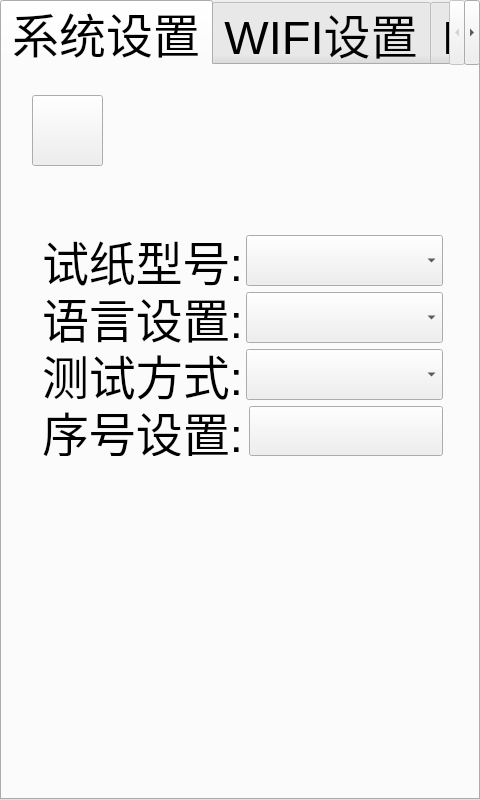
Qt form systemsetup.ui (jack-love/wc100-English) before a commit.
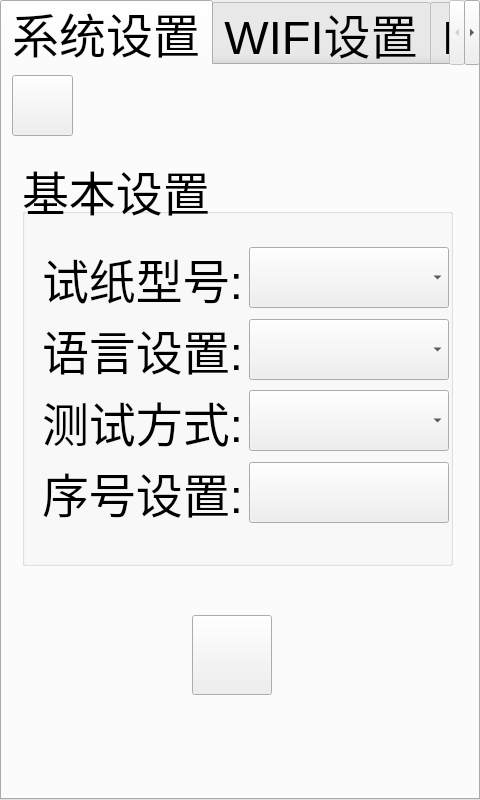
The same form after that commit. Icons and pictures are not drawn.

The edit to the form file:
```diff
--- a/systemsetup.ui
+++ b/systemsetup.ui
@@ -25,43 +25,25 @@
    <attribute name="title">
     <string>系统设置</string>
    </attribute>
-   <widget class="QPushButton" name="btn_Back">
+   <widget class="QGroupBox" name="groupBox">
     <property name="geometry">
      <rect>
-      <x>30</x>
-      <y>30</y>
-      <width>71</width>
-      <height>71</height>
+      <x>20</x>
+      <y>90</y>
+      <width>431</width>
+      <height>411</height>
      </rect>
     </property>
-    <property name="font">
-     <font>
-      <pointsize>35</pointsize>
-      <weight>75</weight>
-      <bold>true</bold>
-     </font>
+    <property name="title">
+     <string>基本设置</string>
     </property>
-    <property name="text">
-     <string/>
-    </property>
-    <property name="icon">
-     <iconset resource="rc.qrc">
-      <normaloff>:/image/arrow_left.png</normaloff>:/image/arrow_left.png</iconset>
-    </property>
-    <property name="iconSize">
-     <size>
-      <width>60</width>
-      <height>54</height>
-     </size>
-    </property>
-   </widget>
    <widget class="QWidget" name="layoutWidget">
     <property name="geometry">
      <rect>
-      <x>40</x>
-      <y>170</y>
-      <width>401</width>
-      <height>221</height>
+       <x>20</x>
+       <y>90</y>
+       <width>407</width>
+       <height>280</height>
      </rect>
     </property>
     <layout class="QVBoxLayout" name="verticalLayout">
@@ -124,6 +106,81 @@
         </widget>
        </item>
       </layout>
+      </item>
+     </layout>
+    </widget>
+   </widget>
+   <widget class="QPushButton" name="btn_Back">
+    <property name="geometry">
+     <rect>
+      <x>10</x>
+      <y>10</y>
+      <width>61</width>
+      <height>61</height>
+     </rect>
+    </property>
+    <property name="maximumSize">
+     <size>
+      <width>80</width>
+      <height>80</height>
+     </size>
+    </property>
+    <property name="font">
+     <font>
+      <pointsize>35</pointsize>
+      <weight>75</weight>
+      <bold>true</bold>
+     </font>
+    </property>
+    <property name="text">
+     <string/>
+    </property>
+    <property name="icon">
+     <iconset resource="rc.qrc">
+      <normaloff>:/image/arrow_left.png</normaloff>:/image/arrow_left.png</iconset>
+    </property>
+    <property name="iconSize">
+     <size>
+      <width>60</width>
+      <height>54</height>
+     </size>
+    </property>
+   </widget>
+   <widget class="QWidget" name="">
+    <property name="geometry">
+     <rect>
+      <x>40</x>
+      <y>550</y>
+      <width>381</width>
+      <height>80</height>
+     </rect>
+    </property>
+    <layout class="QHBoxLayout" name="horizontalLayout_5">
+     <item>
+      <widget class="QPushButton" name="btn_save">
+       <property name="maximumSize">
+        <size>
+         <width>80</width>
+         <height>80</height>
+        </size>
+       </property>
+       <property name="styleSheet">
+        <string notr="true">image:url(:/image/Save.png)</string>
+       </property>
+       <property name="text">
+        <string/>
+       </property>
+       <property name="icon">
+        <iconset resource="rc.qrc">
+         <normaloff>:/image/Save.png</normaloff>:/image/Save.png</iconset>
+       </property>
+       <property name="iconSize">
+        <size>
+         <width>70</width>
+         <height>70</height>
+        </size>
+       </property>
+      </widget>
      </item>
     </layout>
    </widget>
```
Lines whose indentation alone changed are shown as unchanged.
